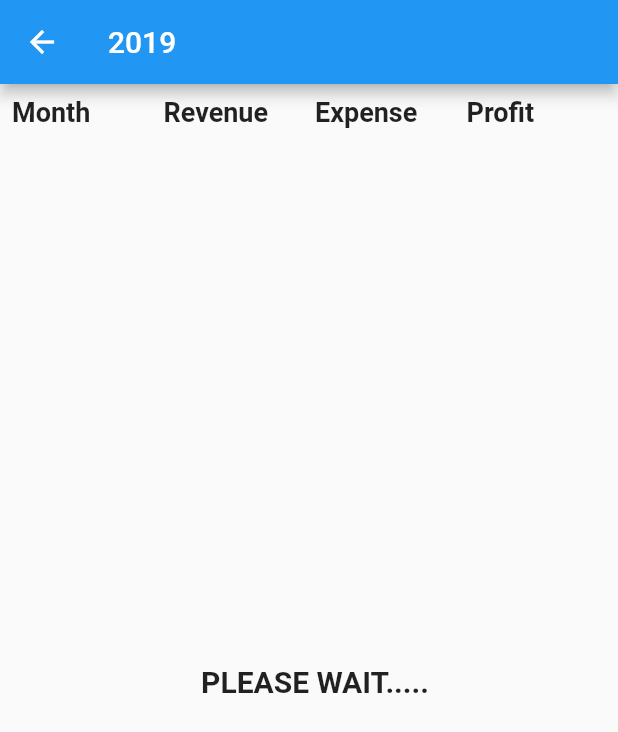
After one commit to vipulJain05/flutter-balance-sheet, a Flutter app: the MonthData screen opened directly, on a phone screen of 412 x 824 dp. The commit adds this screen. Shown: the top 732 px of the screen. Run offline on Flutter 3.47's test engine with Material 2 defaults, Android fonts, the phone set to English and light mode, and no system bars; our stand-ins replace cloud_firestore, datetime_picker_formfield, firebase_auth, google_sign_in, shared_preferences; accounts and stored records are empty.

Commit message:
create new page for display month wise data, update add value page by set editsble to date field and update delete service by deleting from month and year data

```diff
--- a/lib/Add_Values.dart
+++ b/lib/Add_Values.dart
@@ -16,7 +16,6 @@ class _AddDetailsState extends State<AddDetails> {
   TextEditingController _amount = TextEditingController();
   TextEditingController _description = TextEditingController();
   InputType inputType = InputType.date;
-  bool editable = true;
   DateTime date;
   final formats = {
     InputType.both: DateFormat("EEEE, MMMM d, yyyy 'at' h:mma"),
@@ -105,7 +104,7 @@ class _AddDetailsState extends State<AddDetails> {
                   controller: _date,
                   inputType: inputType,
                   format: formats[inputType],
-                  editable: editable,
+                  editable: false,
                   decoration: InputDecoration(
                     labelText: 'Date',
                     hasFloatingPlaceholder: false,
@@ -119,6 +118,7 @@ class _AddDetailsState extends State<AddDetails> {
                   onChanged: (dt) => setState(() => date = dt),
                 ),
               ),
+
               Padding(
                 padding: EdgeInsets.all(5.0),
                 child: TextFormField(
--- /dev/null
+++ b/lib/MonthWiseData.dart
@@ -0,0 +1,125 @@
+import 'dart:async';
+
+import 'package:datetime_picker_formfield/datetime_picker_formfield.dart';
+import 'package:event/services/services.dart';
+import 'package:flutter/material.dart';
+import 'package:cloud_firestore/cloud_firestore.dart';
+import 'package:intl/intl.dart';
+
+class MonthData extends StatefulWidget {
+  @override
+  _MonthDataState createState() => _MonthDataState();
+}
+
+class _MonthDataState extends State<MonthData> {
+  QuerySnapshot _profitLoss;
+  InputType inputType = InputType.date;
+  CrudServices _services = CrudServices();
+  DateTime date;
+  final formats = {
+    InputType.both: DateFormat("EEEE, MMMM d, yyyy 'at' h:mma"),
+    InputType.date: DateFormat('yyyy-MM-dd'),
+    InputType.time: DateFormat("HH:mm"),
+  };
+  TextEditingController _dateFrom = TextEditingController();
+  TextEditingController _dateTo = TextEditingController();
+
+  @override
+  void initState() {
+    _monthdata();
+    super.initState();
+  }
+
+  Future _monthdata() async {
+
+  }
+
+  @override
+  Widget build(BuildContext context) {
+    return Scaffold(
+        appBar: AppBar(
+          title: Text('2019'),
+        ),
+        body: Padding(
+          padding: const EdgeInsets.only(top: 8.0,left: 8.0),
+          child: Column(children: <Widget>[
+            Row(
+              children: <Widget>[
+                Expanded(
+                  child: Text(
+                    'Month',
+                    style: TextStyle(fontSize: 18.0, fontWeight: FontWeight.bold),
+                  ),
+                ),
+
+                Expanded(
+                  child: Text(
+                    'Revenue',
+                    style: TextStyle(fontSize: 18.0, fontWeight: FontWeight.bold),
+                  ),
+                ),
+                Expanded(
+                  child: Text(
+                    'Expense',
+                    style: TextStyle(fontSize: 18.0, fontWeight: FontWeight.bold),
+                  ),
+                ),
+                Expanded(
+                  child: Text(
+                    'Profit',
+                    style: TextStyle(fontSize: 18.0, fontWeight: FontWeight.bold),
+                  ),
+                ),
+              ],
+            ),
+            Expanded(flex: 1, child: _data()),
+          ]),
+        ));
+  }
+
+  Widget _data() {
+    if (_profitLoss != null) {
+      return ListView.builder(
+          itemCount: _profitLoss.documents.length,
+          itemBuilder: (BuildContext context, int item) {
+            return Card(
+              margin: EdgeInsets.only(top: 12.0, bottom: 2.0),
+              child: ListTile(
+                title: Row(
+                  children: <Widget>[
+                    Expanded(
+                      child: Text(
+                        'jan',
+                        style: TextStyle(color: Colors.black, fontSize: 15.0),
+                      ),
+                    ),
+
+                    Expanded(
+                      child: Text(
+                        '2000',
+                        style: TextStyle(color: Colors.black, fontSize: 15.0),
+                      ),
+                    ),
+                    Expanded(
+                      child: Text(
+                        '3000',
+                        style: TextStyle(color: Colors.black, fontSize: 15.0),
+                      ),
+                    ),
+                    Expanded(
+                      child: Text(
+                        '1000',
+                        style: TextStyle(color: Colors.black, fontSize: 15.0),
+                      ),
+                    ),
+                  ],
+                ),
+              ),
+            );
+          });
+    } else {
+      return Center(
+          child: Text("PLEASE WAIT.....", style: TextStyle(fontSize: 20.0,fontWeight: FontWeight.bold)));
+    }
+  }
+}
--- a/lib/services/services.dart
+++ b/lib/services/services.dart
@@ -45,75 +45,7 @@ function to add data into database
           .add(data)
           .catchError((err) => print(err));
 
-//       //add data in RevenueMonth field month wise
-//       QuerySnapshot revenueMonthTotal;
-//       await Firestore.instance
-//           .collection('$_email')
-//           .document('data')
-//           .collection('RevenueMonth')
-//           .where('year', isEqualTo: year)
-//           .where('month', isEqualTo: month)
-//           // .document('$year')
-//           // .collection('$month')
-//           .getDocuments()
-//           .then((reve) {
-//         print("getting first data");
-//         print(reve.documents);
-//         print(reve.documents.length);
-//         revenueMonthTotal = reve;
-//       });
 
-//       var check = revenueMonthTotal.documents.toString();
-//       if (check.indexOf('[') == 0 && check.indexOf(']') == 1) {
-//         check = '';
-//       }
-// //if no field present in database in revenueMonth
-//       if (check.isEmpty) {
-//         await Firestore.instance
-//             .collection('$_email')
-//             .document('data')
-//             .collection('RevenueMonth')
-//             // .document('$year')
-//             // .collection('$month')
-//             .add(_data);
-//       } else {
-//         //if field is present in database in revenueMonth
-
-//         QuerySnapshot _updateData;
-//         await Firestore.instance
-//             .collection('$_email')
-//             .document('data')
-//             .collection('RevenueMonth')
-//             .where('year', isEqualTo: '$year')
-//             .where('month', isEqualTo: month)
-//             // .document('$year')
-//             // .collection('$month')
-//             .getDocuments()
-//             .then((value) {
-//           _updateData = value;
-//           print("check new structure");
-//           print(value.documents[0].data);
-//         });
-//         var docId = _updateData.documents[0].documentID;
-//         int amount = _updateData == null
-//             ? 0
-//             : int.parse(_updateData.documents[0].data['amount'].toString());
-//         // int _updatedamount = amount + _newamount;
-//         _data = {'amount': amount + _newamount, 'month': month, 'year': year};
-//         //delete previous document
-//         await Firestore.instance
-//             .collection('$_email')
-//             .document('data')
-//             .collection('RevenueMonth')
-//             .where('year', isEqualTo: year)
-//             .where('month', isEqualTo: month)
-//             .reference()
-//             .document(docId)
-//             .updateData(_data)
-//             .then((onValue) {
-//           print("updated");
-//         });
-//       }
     } else {
       //add data for expenditure
       await Firestore.instance
@@ -125,64 +57,7 @@ function to add data into database
         return true;
       }).catchError((err) => print(err));
 
-      // //add data for month wise calculation
-      // QuerySnapshot expenseMonthTotal;
-      // await Firestore.instance
-      //     .collection('$_email')
-      //     .document('data')
-      //     .collection('ExpenseMonth')
-      //     .where('year', isEqualTo: year)
-      //     .where('month', isEqualTo: month)
-      //     .getDocuments()
-      //     .then((reve) {
-      //   expenseMonthTotal = reve;
-      // });
 
-      // var check = expenseMonthTotal.documents.toString();
-      // if (check.indexOf('[') == 0 && check.indexOf(']') == 1) {
-      //   check = '';
-      // }
-      // //if no field present
-      // if (check.isEmpty) {
-      //   await Firestore.instance
-      //       .collection('$_email')
-      //       .document('data')
-      //       .collection('ExpenseMonth')
-      //       // .document('$year')
-      //       // .collection('$month')
-      //       .add(_data);
-      // } else {
-      //   //if field present
-      //   QuerySnapshot _updateData;
-      //   await Firestore.instance
-      //       .collection('$_email')
-      //       .document('data')
-      //       .collection('ExpenseMonth')
-      //       .where('year', isEqualTo: year)
-      //       .where('month', isEqualTo: month)
-      //       // .document('$year')
-      //       // .collection('$month')
-      //       .getDocuments()
-      //       .then((value) {
-      //     _updateData = value;
-      //   });
-      //   var docId = _updateData.documents[0].documentID;
-      //   int amount = _updateData == null
-      //       ? 0
-      //       : int.parse(_updateData.documents[0].data['amount'].toString());
-      //   // int _updatedamount = amount + _newamount;
-      //   _data = {'amount': amount + _newamount, 'month': month, 'year': year};
-
-      //   await Firestore.instance
-      //       .collection('$_email')
-      //       .document('data')
-      //       .collection('ExpenseMonth')
-      //       .where('year', isEqualTo: year)
-      //       .where('month', isEqualTo: month)
-      //       .reference()
-      //       .document(docId)
-      //       .updateData(_data);
-      // }
     }
 
     // await addYearList();
@@ -209,7 +84,8 @@ function to delete data
 @required page and documentId
  */
   Future delete(String page, var docId, var olddate, var amount) async {
-    QuerySnapshot _result;
+    QuerySnapshot value;
+    QuerySnapshot _yearValue;
     var date = olddate.toString().split('-');
     var year = date[0];
     var month = date[1];
@@ -222,64 +98,51 @@ function to delete data
         .delete()
         .catchError((err) => print(err));
 
-    // var newpage;
-    // if (page == 'Revenue') {
-    //   newpage = 'RevenueMonth';
-    // } else {
-    //   newpage = 'ExpenseMonth';
-    // }
 
-    // await Firestore.instance
-    //     .collection('$_email')
-    //     .document('data')
-    //     .collection(newpage)
-    //     .where('year', isEqualTo: year)
-    //     .where('month', isEqualTo: month)
-    //     .getDocuments()
-    //     .then((result) {
-    //   _result = result;
-    // });
-    // var docIdForMonth = _result.documents[0].documentID;
-    // var oldamount = _result == null
-    //     ? 0
-    //     : int.parse(_result.documents[0].data['amount'].toString());
-    // // var _updatedamount = (oldamount - int.parse(amount.toString())).toString();
-    // Map<String, dynamic> _data = {
-    //   'amount': (oldamount - int.parse(amount.toString())).toString()
-    // };
-    // await Firestore.instance
-    //     .collection('$_email')
-    //     .document('data')
-    //     .collection(newpage)
-    //     .where('year', isEqualTo: year)
-    //     .where('month', isEqualTo: month)
-    //     .reference()
-    //     .document(docIdForMonth)
-    //     .updateData(_data);
+    await Firestore.instance.collection(_email)
+        .document('data')
+        .collection('MonthWise').where('Year',isEqualTo: year).where('Month',isEqualTo: month).getDocuments().then((result){
+          value = result;
+          print("object");
+          print(result.documents);
+        });
+
+        var monthDocId = value.documents[0].documentID;
+if(page == "Revenue"){
+        revenue = value == null ? 0 : int.parse(value.documents[0].data['Revenue'].toString()) - int.parse(amount.toString()) ;
+        expense = value.documents[0].data['Expense'];
+      }else {
+        print("sucessful");
+        expense = value == null ? 0 : int.parse(value.documents[0].data['Expense'].toString()) - int.parse(amount.toString());
+        revenue = value.documents[0].data['Revenue'];
+      }
+
+
+      Map<String,dynamic> _record = {'Year' : year,'Month':month,'Revenue' : revenue,'Expense' : expense};
+      await Firestore.instance.collection(_email).document('data').collection('MonthWise').where('Year',isEqualTo: year).where('Month',isEqualTo: month).reference().document(monthDocId).updateData(_record).then((onValue){
+      });
+
+
+await Firestore.instance.collection(_email).document('data').collection('YearlyData').where('Year',isEqualTo: year).getDocuments().then((result){
+      _yearValue = result;
+    });
+     var yeardocId = _yearValue.documents[0].documentID;
+
+
+if(page == "Revenue"){
+        _totalrevenue = int.parse(_yearValue.documents[0].data['TotalRevenue'].toString()) - int.parse(amount.toString()) ;
+        _totalexpense = int.parse(_yearValue.documents[0].data['TotalExpense'].toString());
+      }else {
+        _totalexpense = int.parse(_yearValue.documents[0].data['TotalExpense'].toString()) - int.parse(amount.toString());
+        _totalrevenue = int.parse(_yearValue.documents[0].data['TotalRevenue'].toString());
+      }
+      total = _totalrevenue - _totalexpense;
+
+      Map<String,dynamic> _yearRecord = {'Year' : year,'Total' : total,'TotalRevenue' : _totalrevenue,'TotalExpense' : _totalexpense};
+      await Firestore.instance.collection(_email).document('data').collection('YearlyData').where('Year',isEqualTo: year).reference().document(yeardocId).updateData(_yearRecord).then((onValue){
+      });
   }
 
-  // Future addYearList() async {
-  //   var _email = await getPreference();
-  //   QuerySnapshot _yeardata;
-  //   await Firestore.instance
-  //       .collection('$_email')
-  //       .document('data')
-  //       .collection('RevenueMonth')
-  //       .getDocuments()
-  //       .then((result) {
-  //     print(result.documents);
-  //     _yeardata = result;
-  //   });
-
-  //   // List<String> listYear = List<String>();
-  //   // for (int i = 0; i < _yeardata.documents.length; i++) {
-  //   //   if(listYear.isEmpty || !listYear.contains(_yeardata.documents[i].data['year']) ) {
-  //   //     listYear.add(_yeardata.documents[i].data['year']);
-  //   //   }
-  //   // }
-
-  //   // await Firestore.instance.collection('$_email').document('data').collection('RevenueYear').reference().document().updateData(listYear)
-  // }
 
   Future adddataMonthWise(var _email, var page,var data) async {
 
@@ -319,16 +182,6 @@ print(month);
       await Firestore.instance.collection(_email).document('data').collection('MonthWise').add(_record);
     }else {
 
-    //    Firestore.instance
-    //     .collection(_email)
-    //     .document('data')
-    //     .collection('MonthWise').where('Year',isEqualTo: year).where('Month',isEqualTo: month).reference()
-    //     .getDocuments()
-    //     .then((result) {
-    //       value = result;
-    //       print("jfdksjf");
-    //       // print(value.documents[0].data);
-    // });
 
       if(page == "REVENUE"){
         revenue = value == null ? 0 : int.parse(data['amount'].toString()) +  int.parse(value.documents[0].data['Revenue'].toString());
@@ -339,9 +192,7 @@ print(month);
 
 
               var docId = value.documents[0].documentID;
-        // int amount = _updateData == null
-        //     ? 0
-        //     : int.parse(_updateData.documents[0].data['amount'].toString());
+
 
       Map<String,dynamic> _record = {'Year' : year,'Month':month,'Revenue' : revenue,'Expense' : expense};
       await Firestore.instance.collection(_email).document('data').collection('MonthWise').where('Year',isEqualTo: year).where('Month',isEqualTo: month).reference().document(docId).updateData(_record).then((onValue){
@@ -392,27 +243,6 @@ print(month);
       });
       }
 
-
-
-
-
-
-    // QuerySnapshot expenseMonthTotal;
-    // await Firestore.instance
-    //     .collection('$_email')
-    //     .document('data')
-    //     .collection('ExpenseMonth')
-    //     .where('year', isEqualTo: year)
-    //     .where('month', isEqualTo: month)
-    //     .getDocuments()
-    //     .then((reve) {
-    //   expenseMonthTotal = reve;
-    // });
-
-    // var check = expenseMonthTotal.documents.toString();
-    // if (check.indexOf('[') == 0 && check.indexOf(']') == 1) {
-    //   check = '';
-    // }
   }
 
 
```
Also changed, not shown: lib/dashboard.dart (+6 -1 lines).
